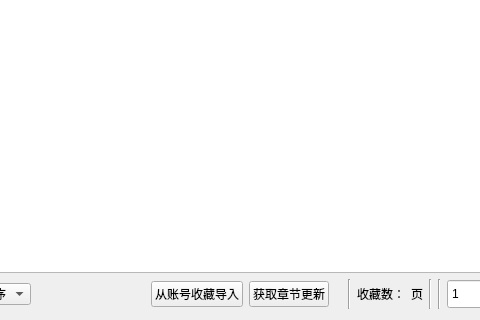
First picture: the form in ui/ui_local_favorite.ui, repository tonquer/JMComic-qt, before the edit; both pictures show x 153 to 633 and y 84 to 404 of the 756 by 404 pixel window.
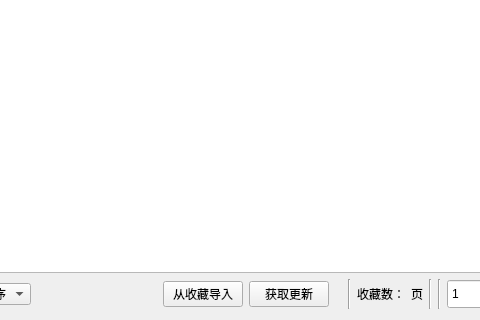
Second picture: the form after the edit. Custom widgets are drawn as their Qt base class.

Commit message: 修改本地收藏时间字段

What changed in the file:
```diff
--- a/ui/ui_local_favorite.ui
+++ b/ui/ui_local_favorite.ui
@@ -118,14 +118,14 @@
        <item>
         <widget class="QPushButton" name="importButton">
          <property name="text">
-          <string>从账号收藏导入</string>
+          <string>从收藏导入</string>
          </property>
         </widget>
        </item>
        <item>
         <widget class="QPushButton" name="startEpsUpdate">
          <property name="text">
-          <string>获取章节更新</string>
+          <string>获取更新</string>
          </property>
         </widget>
        </item>
```
Left out of the diff: 22 changed lines with no effect on the pictures. The commit also changes 6 other files.
